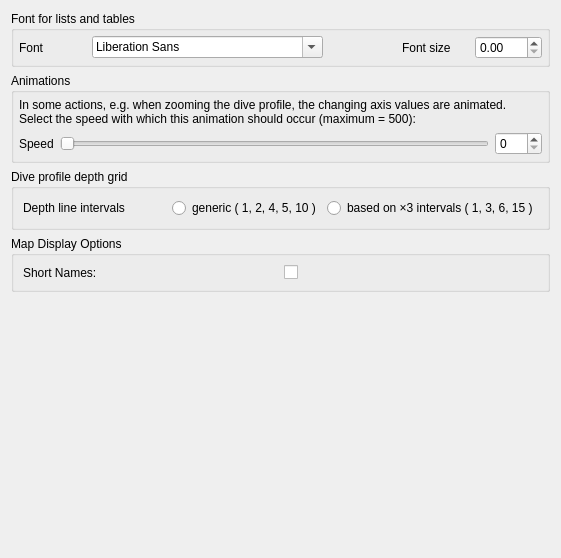
Qt form desktop-widgets/preferences/preferences_defaults.ui (subsurface/subsurface) before a commit.
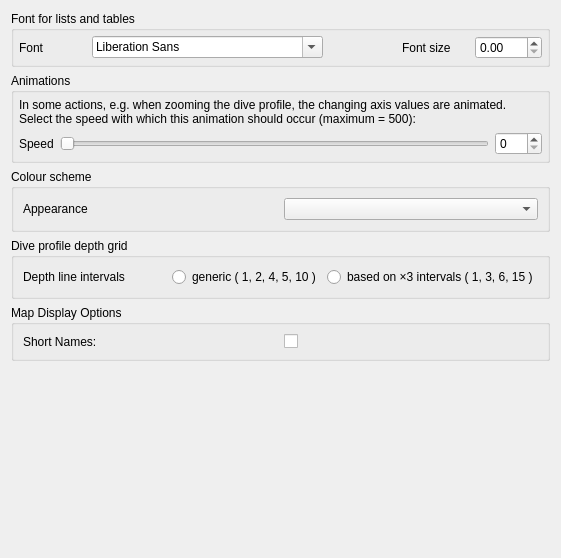
The same form after that commit.

Commit message: Display: add desktop colour scheme preference

What changed in the file:
```diff
--- a/desktop-widgets/preferences/preferences_defaults.ui
+++ b/desktop-widgets/preferences/preferences_defaults.ui
@@ -118,6 +118,25 @@
      </layout>
     </widget>
    </item>
+   <item>
+    <widget class="QGroupBox" name="colorSchemeGroup">
+     <property name="title">
+      <string>Colour scheme</string>
+     </property>
+     <layout class="QHBoxLayout" name="colorSchemeLayout">
+      <item>
+       <widget class="QLabel" name="colorSchemeLabel">
+        <property name="text">
+         <string>Appearance</string>
+        </property>
+       </widget>
+      </item>
+      <item>
+       <widget class="QComboBox" name="colorScheme"/>
+      </item>
+     </layout>
+    </widget>
+   </item>
    <item>
     <widget class="QGroupBox" name="groupBox_gridDepth">
      <property name="title">
```
The commit also changes 9 other files.
